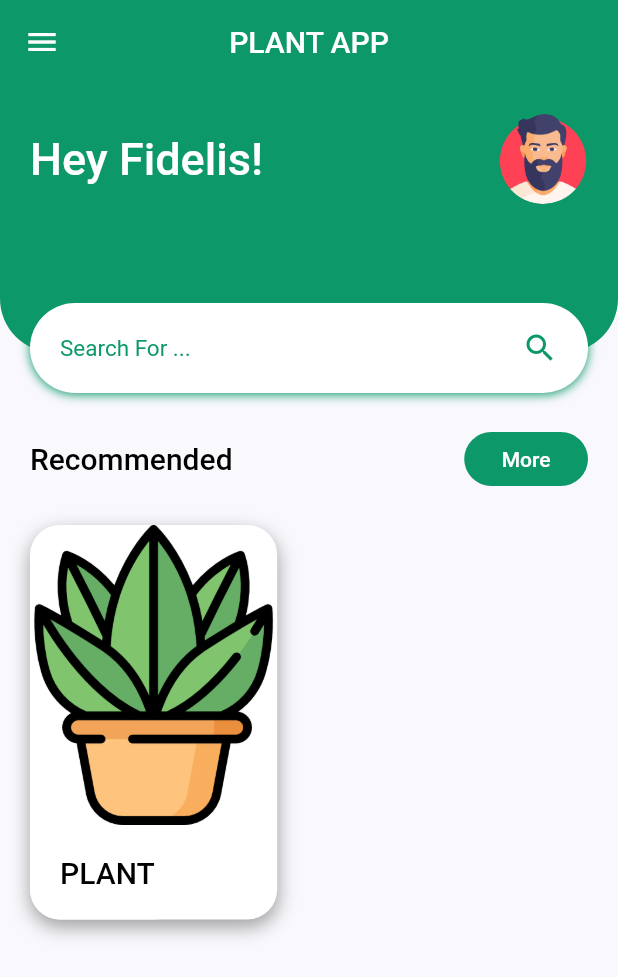
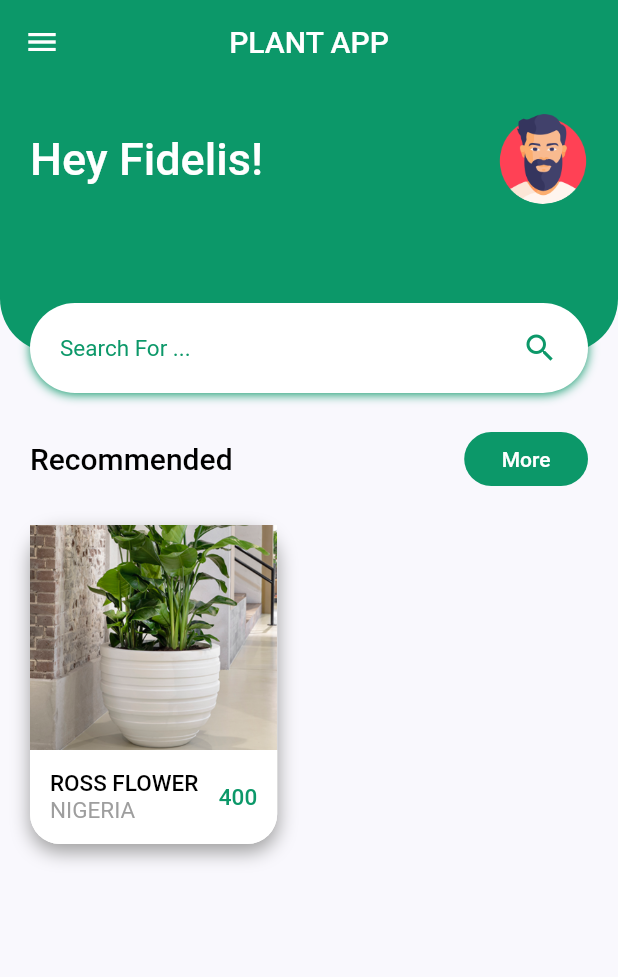
Before and after one commit to fidelity2851/Flutter-Plant-App, a Flutter app: the screen it shows after launch, on a phone screen of 412 x 824 dp. Shown: the top 977 px of the screen. Run offline on Flutter 3.47's test engine with Material 2 defaults, Android fonts, the phone set to English and light mode, and no system bars.

Commit message:
test new image format

```diff
--- a/lib/components/home/body.dart
+++ b/lib/components/home/body.dart
@@ -198,11 +198,11 @@ class RecommendedPlants extends StatelessWidget {
                   image: AssetImage(
                     'assets/images/plant1.png',
                   ),
-                  height: 200,
+                  height: 150,
                   fit: BoxFit.cover,
                 ),
                 Container(
-                  padding: EdgeInsets.all(kDefaultPadding),
+                  padding: const EdgeInsets.all(kDefaultPadding / 1.5),
                   decoration: const BoxDecoration(
                     color: Colors.white,
                     borderRadius: BorderRadius.only(
@@ -210,13 +210,39 @@ class RecommendedPlants extends StatelessWidget {
                       bottomRight: Radius.circular(20),
                     ),
                   ),
-                  child: Text(
-                    'Plant'.toUpperCase(),
-                    style: const TextStyle(
-                      color: Colors.black,
-                      fontSize: 20,
-                      fontWeight: FontWeight.w500,
-                    ),
+                  child: Row(
+                    mainAxisAlignment: MainAxisAlignment.spaceBetween,
+                    children: [
+                      Column(
+                        crossAxisAlignment: CrossAxisAlignment.start,
+                        children: [
+                          Text(
+                            'Ross Flower'.toUpperCase(),
+                            style: const TextStyle(
+                              color: Colors.black,
+                              fontSize: 15,
+                              fontWeight: FontWeight.w500,
+                            ),
+                          ),
+                          Text(
+                            'Nigeria'.toUpperCase(),
+                            style: const TextStyle(
+                              color: Colors.grey,
+                              fontSize: 15,
+                              fontWeight: FontWeight.w400,
+                            ),
+                          ),
+                        ],
+                      ),
+                      Text(
+                        '400'.toUpperCase(),
+                        style: const TextStyle(
+                          color: kPrimaryColor,
+                          fontSize: 15,
+                          fontWeight: FontWeight.w500,
+                        ),
+                      ),
+                    ],
                   ),
                 )
               ],
```
Also changed, not shown: assets/images/plant1.png, assets/images/plant1.webp (deleted).
